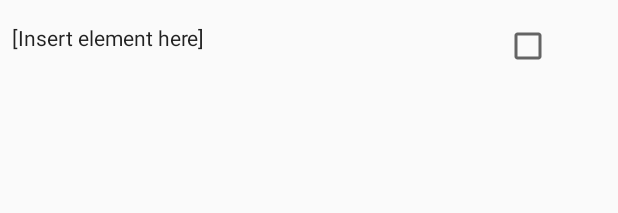
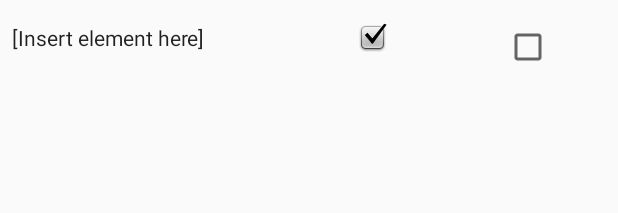
Before and after one commit to MaVdbussche/AirbusSources, an Android app: the layout row_item_check_tables.xml on its own in the app's theme, with its tools: preview values and no code run, on a phone screen of 412 x 824 dp. Shown: the top 213 px of the screen. Run offline under Robolectric (Android 15) with nearby library versions, the phone set to English and light mode, and no system bars.

Commit message:
Debugging under way ! Working on Member_Product potential table

```diff
--- a/app/src/main/java/vandenbussche/airbussources/activity/SignUpActivity2.java
+++ b/app/src/main/java/vandenbussche/airbussources/activity/SignUpActivity2.java
@@ -18,7 +18,6 @@ import vandenbussche.airbussources.database.SQLUtility;
 
 public class SignUpActivity2 extends AppCompatActivity {
 
-    Intent inputIntent = getIntent();
 
     private Button toScreen3;
 
@@ -35,6 +34,8 @@ public class SignUpActivity2 extends AppCompatActivity {
     protected void onCreate(Bundle savedInstanceState) {
         super.onCreate(savedInstanceState);
         setContentView(R.layout.activity_signup2);
+
+        final Intent inputIntent = getIntent();
 
         ActionBar ab = getSupportActionBar();
         ab.setHomeButtonEnabled(true);
@@ -56,6 +57,7 @@ public class SignUpActivity2 extends AppCompatActivity {
         final ArrayList<String> listBusinessUnits = db.getAllSuppliersNames();
         final ArrayList<String> listCommodities = db.getAllCommoditiesNames();
         final ArrayList<String> listRoles = db.getAllRolesNames();
+        db.close();
 
         for (int i = 0; i < listBusinessUnits.size(); i++) {
             RadioButton button = new RadioButton(this);
--- a/app/src/main/java/vandenbussche/airbussources/activity/SignUpActivity4.java
+++ b/app/src/main/java/vandenbussche/airbussources/activity/SignUpActivity4.java
@@ -11,6 +11,8 @@ import android.widget.ListView;
 import android.widget.TextView;
 
 import java.util.ArrayList;
+import java.util.Collection;
+import java.util.Collections;
 
 import vandenbussche.airbussources.R;
 import vandenbussche.airbussources.core.Member;
@@ -79,6 +81,8 @@ public class SignUpActivity4 extends AppCompatActivity {
 
         SQLUtility db = SQLUtility.prepareDataBase(SignUpActivity4.this);
         ArrayList<String> namesList = db.getAllProductsNames();
+        db.close();
+        Collections.sort(namesList);
         ArrayList<Product> productsList = new ArrayList<>(namesList.size());
         for(int i=0; i<namesList.size(); i++){
             productsList.add(new Product(SignUpActivity4.this, namesList.get(i), false));
--- a/app/src/main/res/layout/row_item_check_tables.xml
+++ b/app/src/main/res/layout/row_item_check_tables.xml
@@ -2,25 +2,33 @@
 <android.support.constraint.ConstraintLayout
     xmlns:android="http://schemas.android.com/apk/res/android"
     xmlns:app="http://schemas.android.com/apk/res-auto"
+    xmlns:tools="http://schemas.android.com/tools"
     android:layout_width="match_parent"
     android:layout_height="match_parent">
 
     <CheckedTextView
         android:id="@+id/rowItemCheckTablesItemNameCheckedTextView"
-        android:layout_width="300dp"
+        android:layout_width="250dp"
         android:layout_height="30dp"
+        android:layout_marginStart="8dp"
+        android:layout_marginTop="15dp"
+        android:checkMark="@android:drawable/checkbox_on_background"
+        android:elevation="0dp"
         android:text="@string/rowItem_defaultText"
-        android:layout_marginStart="8dp"
         app:layout_constraintLeft_toLeftOf="parent"
-        app:layout_constraintTop_toTopOf="parent"
-        android:layout_marginTop="15dp" />
+        app:layout_constraintTop_toTopOf="parent" />
 
     <CheckBox
         android:id="@+id/rowItemCheckTablesCheckBox"
+        style="@android:style/Widget.CompoundButton.CheckBox"
         android:layout_width="68dp"
         android:layout_height="30dp"
         android:layout_marginEnd="8dp"
+        android:layout_marginTop="16dp"
         app:layout_constraintRight_toRightOf="parent"
         app:layout_constraintTop_toTopOf="parent"
-        android:layout_marginTop="15dp" />
+        android:layout_marginRight="8dp"
+        app:layout_constraintLeft_toRightOf="@+id/rowItemCheckTablesItemNameCheckedTextView"
+        android:layout_marginLeft="8dp"
+        app:layout_constraintHorizontal_bias="1.0" />
 </android.support.constraint.ConstraintLayout>
```
Also changed, not shown: app/src/main/java/vandenbussche/airbussources/activity/SignUpActivity.java (+4 -4 lines), app/src/main/java/vandenbussche/airbussources/activity/SignUpActivity3.java (+14 -8 lines), app/src/main/java/vandenbussche/airbussources/core/Member.java (+29 -7 lines), app/src/main/java/vandenbussche/airbussources/core/Research.java (+9 -3 lines), app/src/main/java/vandenbussche/airbussources/database/SQLUtility.java (+27 -0 lines).
